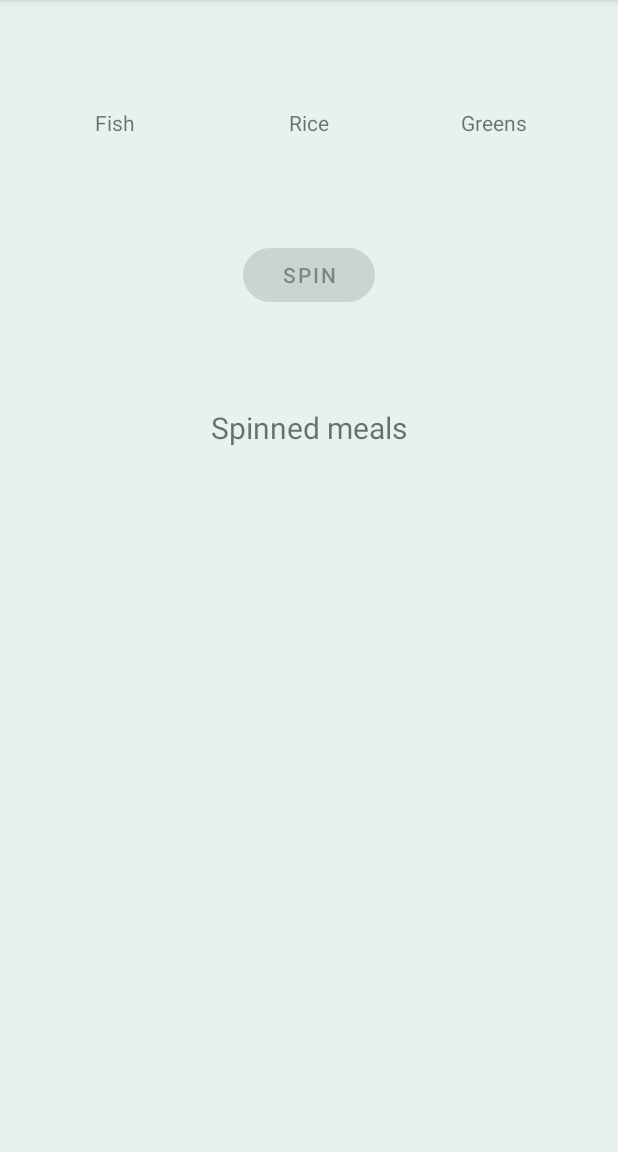
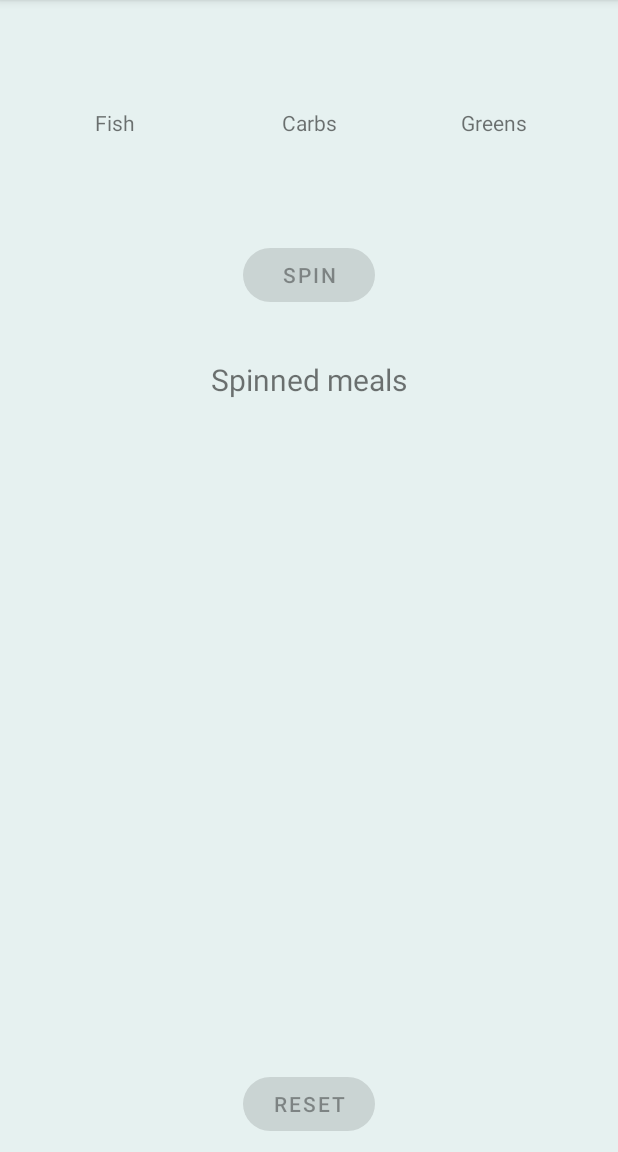
Before and after one commit to elisakaisa/meal-spinner, an Android app: the screen it shows after launch (MainActivity), after a tap on "SPIN", on a phone screen of 412 x 824 dp, the part 84-1236 px from its top. Run offline under Robolectric (Android 15) with nearby library versions, the phone set to English and light mode, and no system bars; our stand-ins replace Room's generated code.

```diff
--- a/app/src/main/java/com/example/myapplication/FragmentSpinner.java
+++ b/app/src/main/java/com/example/myapplication/FragmentSpinner.java
@@ -37,17 +37,18 @@ public class FragmentSpinner extends Fragment {
     }
 
     private Wheel wheel1, wheel2, wheel3;
-    private MaterialButton btnSpin;
+    private MaterialButton btnSpin, btnReset;
     private Handler handler;
-    MealDatabase appDb;
     private RecyclerView recyclerView;
     private MealViewModel mealVM;
 
     /*--------- VARIABLES -----------*/
     private final int DELAY = 2000;
+    private final int FRAME_DURATION = 100;
+    private final int MAX_MEALS = 10;
 
-    private final List<String> proteinList = Arrays.asList("Fish", "Minced meat", "Chicken");
-    private final List<String> carbList = Arrays.asList("Pasta", "Rice", "Potatoes");
+    private final List<String> proteinList = Arrays.asList("Fish", "Minced meat", "Chicken", "Pizza");
+    private final List<String> carbList = Arrays.asList("Pasta", "Rice", "Potatoes", "Fries");
     private final List<String> greenList = Arrays.asList("Cucumber", "Paprika", "Green peas");
 
     /*---------- HOOKS -----------*/
@@ -75,6 +76,7 @@ public class FragmentSpinner extends Fragment {
         tvGreens = view.findViewById(R.id.tv_spinner_greens);
         btnSpin = view.findViewById(R.id.btn_spin);
         recyclerView = view.findViewById(R.id.recycler_view);
+        btnReset = view.findViewById(R.id.btn_reset);
 
         /*---------------- START GAME ----------------------*/
         handler = new Handler();
@@ -82,27 +84,36 @@ public class FragmentSpinner extends Fragment {
         /*---------------- VIEW MODEL ----------------------*/
         mealVM = new ViewModelProvider(requireActivity()).get(MealViewModel.class);
 
-        /*---------------- DATABASE ----------------------*/
-        appDb = MealDatabase.getInstance(requireActivity());
-
         /*-------- LISTENERS --------*/
         btnSpin.setOnClickListener(v -> spinner());
+        btnReset.setOnClickListener(v -> reset());
 
         mealVM.getMeals().observe(requireActivity(), meals -> {
-            MealAdapter mealAdapter = new MealAdapter((ArrayList<Meal>) meals);
-            recyclerView.setLayoutManager(new LinearLayoutManager(getActivity()));
-            recyclerView.setAdapter(mealAdapter);
-
+            fillRecyclerView(meals);
+            setButtonEnabled(meals.size());
         });
 
         return view;
     }
 
+    private void reset() {
+        mealVM.deleteAll();
+    }
 
-    public static final Random RANDOM = new Random();
+    private void fillRecyclerView(List<Meal> meals) {
+        MealAdapter mealAdapter = new MealAdapter((ArrayList<Meal>) meals);
+        recyclerView.setLayoutManager(new LinearLayoutManager(getActivity()));
+        recyclerView.setAdapter(mealAdapter);
+    }
 
-    private long randomLong(long lower, long upper) {
-        return lower + (long) (RANDOM.nextDouble() * (upper - lower));
+    private void setButtonEnabled(int listLength) {
+        if (listLength < MAX_MEALS) {
+            btnReset.setEnabled(false);
+            btnSpin.setEnabled(true);
+        } else {
+            btnReset.setEnabled(true);
+            btnSpin.setEnabled(false);
+        }
     }
 
     private void spinner() {
@@ -114,8 +125,18 @@ public class FragmentSpinner extends Fragment {
         new Timer().schedule(new TimerTask() {
             @Override
             public void run() {
-                // this code will be executed after 2 seconds
+                // this code will be executed after DELAY ms
                 wheel1.stopWheel();
+
+                if (String.valueOf(tvProtein.getText()).equals("Pizza")) {
+                    //FIXME: implement logic for pizza and other bonuses
+                    /*requireActivity().runOnUiThread(() -> {
+                        tvCarbs.setText("Pizza");
+                        tvGreens.setText("Pizza");
+                    });
+                    insertMealToDatabase(); */
+
+                } else {
                     wheel2.start();
 
                     new Timer().schedule(new TimerTask() {
@@ -128,35 +149,39 @@ public class FragmentSpinner extends Fragment {
                                 @Override
                                 public void run() {
                                     wheel3.stopWheel();
-                                requireActivity().runOnUiThread(() -> btnSpin.setEnabled(true));
 
-                                new Timer().schedule(new TimerTask() {
-                                    @Override
-                                    public void run() {
-                                        // insert meal in db, needs to be some delay, otherwise result from last spinner not saved correctly
-                                        Meal meal = new Meal(String.valueOf(tvProtein.getText()), String.valueOf(tvCarbs.getText()), String.valueOf(tvGreens.getText()));
-                                        mealVM.insert(meal);
+                                    insertMealToDatabase();
                                 }
                             }, DELAY);
                         }
                     }, DELAY);
                 }
+            }
         }, DELAY);
     }
-        }, DELAY);
+
+    private void insertMealToDatabase() {
+        new Timer().schedule(new TimerTask() {
+            @Override
+            public void run() {
+                Meal meal = new Meal(String.valueOf(tvProtein.getText()), String.valueOf(tvCarbs.getText()), String.valueOf(tvGreens.getText()));
+                mealVM.insert(meal);
+                requireActivity().runOnUiThread(() -> btnSpin.setEnabled(true));
+            }
+        }, DELAY/2); // needs to be some delay, otherwise result from last spinner not saved correctly
     }
 
 
     private void initWheels() {
         wheel1 = new Wheel(s -> requireActivity().runOnUiThread(() -> {
             tvProtein.setText(s);
-        }), 200, randomLong(150, 400), proteinList);
+        }), FRAME_DURATION, proteinList);
         wheel2 = new Wheel(s -> requireActivity().runOnUiThread(() -> {
             tvCarbs.setText(s);
-        }), 200, randomLong(150, 400), carbList);
+        }), FRAME_DURATION, carbList);
         wheel3 = new Wheel(s -> requireActivity().runOnUiThread(() -> {
             tvGreens.setText(s);
-        }), 200, randomLong(150, 400), greenList);
+        }), FRAME_DURATION, greenList);
     }
 
 }
--- a/app/src/main/java/com/example/myapplication/logic/Wheel.java
+++ b/app/src/main/java/com/example/myapplication/logic/Wheel.java
@@ -7,7 +7,7 @@ import java.util.List;
 import java.util.Random;
 
 public class Wheel extends Thread {
-    private final List<String> proteinList = Arrays.asList("Fish", "Minced meat");
+    /*private final List<String> proteinList = Arrays.asList("Fish", "Minced meat");
     private final List<String> carbList = Arrays.asList("Pasta", "Rice", "Potatoes");
     private final List<String> greenList = Arrays.asList("Cucumber", "Paprika", "Green peas");
 
@@ -18,7 +18,9 @@ public class Wheel extends Thread {
         String green = greenList.get(rand.nextInt(greenList.size()));
 
         return new Meal(protein, carb, green);
-    }
+    } */
+
+    private Random rand = new Random();
 
     public interface WheelListener {
         void newString(String s);
@@ -31,30 +33,24 @@ public class Wheel extends Thread {
     private boolean isStarted;
     private List<String> list;
 
-    public Wheel(WheelListener wheelListener, long frameDuration, long startIn, List<String> list) {
+    public Wheel(WheelListener wheelListener, long frameDuration, List<String> list) {
         this.wheelListener = wheelListener;
         this.frameDuration = frameDuration;
-        this.startIn = startIn;
         this.list = list;
         currentIndex = 0;
         isStarted = true;
     }
 
     public void next(List<String> list) {
-        currentIndex++;
-
+        /*currentIndex++;
         if (currentIndex == list.size()) {
             currentIndex = 0;
-        }
+        } */
+        currentIndex = rand.nextInt(list.size());
     }
 
     @Override
     public void run() {
-        try {
-            Thread.sleep(startIn);
-        } catch (InterruptedException e) {
-            e.printStackTrace();
-        }
 
         while(isStarted) {
             try {
--- a/app/src/main/java/com/example/myapplication/repository/MealRepository.java
+++ b/app/src/main/java/com/example/myapplication/repository/MealRepository.java
@@ -1,6 +1,7 @@
 package com.example.myapplication.repository;
 
 import android.app.Application;
+import android.app.AsyncNotedAppOp;
 import android.os.AsyncTask;
 
 import androidx.lifecycle.LiveData;
@@ -29,4 +30,8 @@ public class MealRepository {
     public void insert(Meal meal) {
         AsyncTask.execute(() -> mMealDao.insertMeal(meal));
     }
+
+    public void deleteAll() {
+        AsyncTask.execute(() -> mMealDao.deleteAll());
+    }
 }
--- a/app/src/main/java/com/example/myapplication/viewModel/MealViewModel.java
+++ b/app/src/main/java/com/example/myapplication/viewModel/MealViewModel.java
@@ -28,4 +28,6 @@ public class MealViewModel extends AndroidViewModel {
 
     public void insert(Meal meal) { mRepository.insert(meal); }
 
+    public void deleteAll() { mRepository.deleteAll(); }
+
 }
--- a/app/src/main/res/layout/fragment_spinner.xml
+++ b/app/src/main/res/layout/fragment_spinner.xml
@@ -76,19 +76,35 @@
 
             app:layout_constraintEnd_toEndOf="parent"
             app:layout_constraintStart_toStartOf="parent"
-            android:layout_marginTop="64dp"
+            android:layout_marginTop="32dp"
             android:layout_marginStart="16dp"
             android:layout_marginEnd="16dp"
+            android:layout_marginBottom="8dp"
             app:layout_constraintTop_toBottomOf="@id/btn_spin" />
 
         <androidx.recyclerview.widget.RecyclerView
             android:id="@+id/recycler_view"
             android:layout_width="match_parent"
             android:layout_height="0dp"
-            android:layout_margin="4dp"
+            android:layout_marginStart="4dp"
+            android:layout_marginEnd="4dp"
+            android:layout_marginBottom="8dp"
+            android:layout_marginTop="16dp"
+            app:layout_constraintEnd_toEndOf="parent"
+            app:layout_constraintStart_toStartOf="parent"
+            app:layout_constraintBottom_toTopOf="@id/btn_reset"
+            app:layout_constraintTop_toBottomOf="@+id/tv_title_2" />
+
+        <com.google.android.material.button.MaterialButton
+            android:id="@+id/btn_reset"
+            android:text="@string/reset"
+            android:layout_width="wrap_content"
+            android:layout_height="wrap_content"
+            app:layout_constraintStart_toStartOf="parent"
+            app:layout_constraintEnd_toEndOf="parent"
             app:layout_constraintBottom_toBottomOf="parent"
-            app:layout_constraintTop_toBottomOf="@+id/tv_title_2"
-            tools:layout_editor_absoluteX="-8dp" />
+            android:layout_marginBottom="8dp"
+            app:cornerRadius="20dp"/>
 
 
     </androidx.constraintlayout.widget.ConstraintLayout>
--- a/app/src/main/res/values/strings.xml
+++ b/app/src/main/res/values/strings.xml
@@ -8,4 +8,5 @@
     <string name="greens">Greens</string>
     <string name="spin">Spin</string>
     <string name="spinned_meals">Spinned meals</string>
+    <string name="reset">Reset</string>
 </resources>
```
Lines whose indentation alone changed are shown as unchanged.
